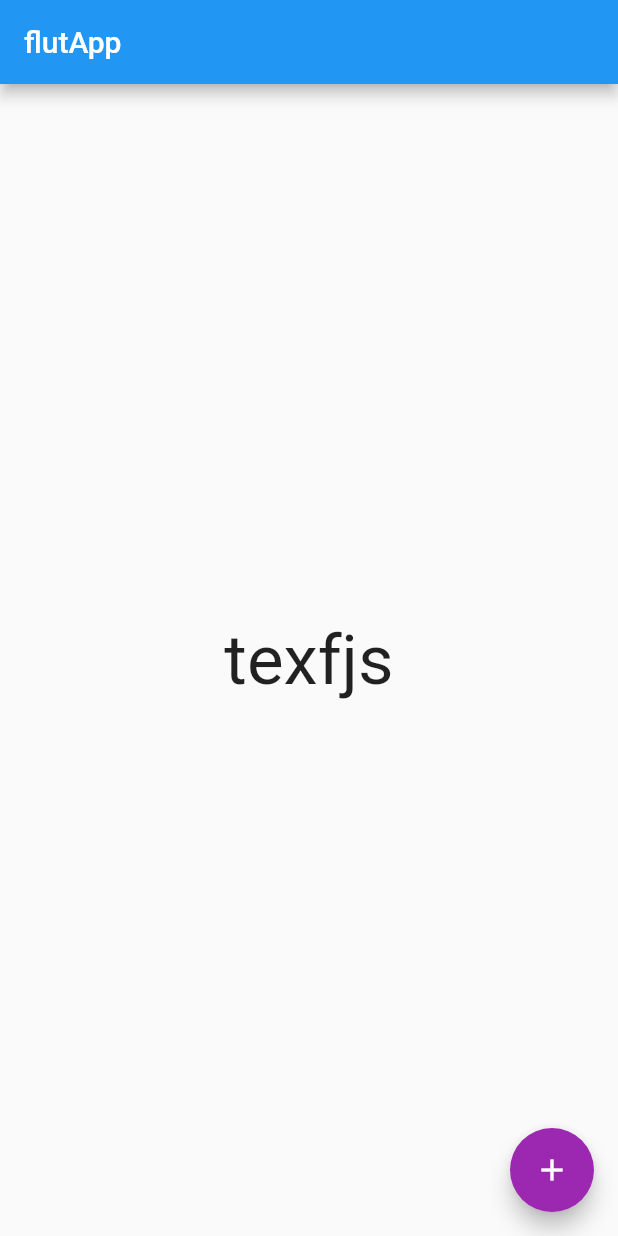
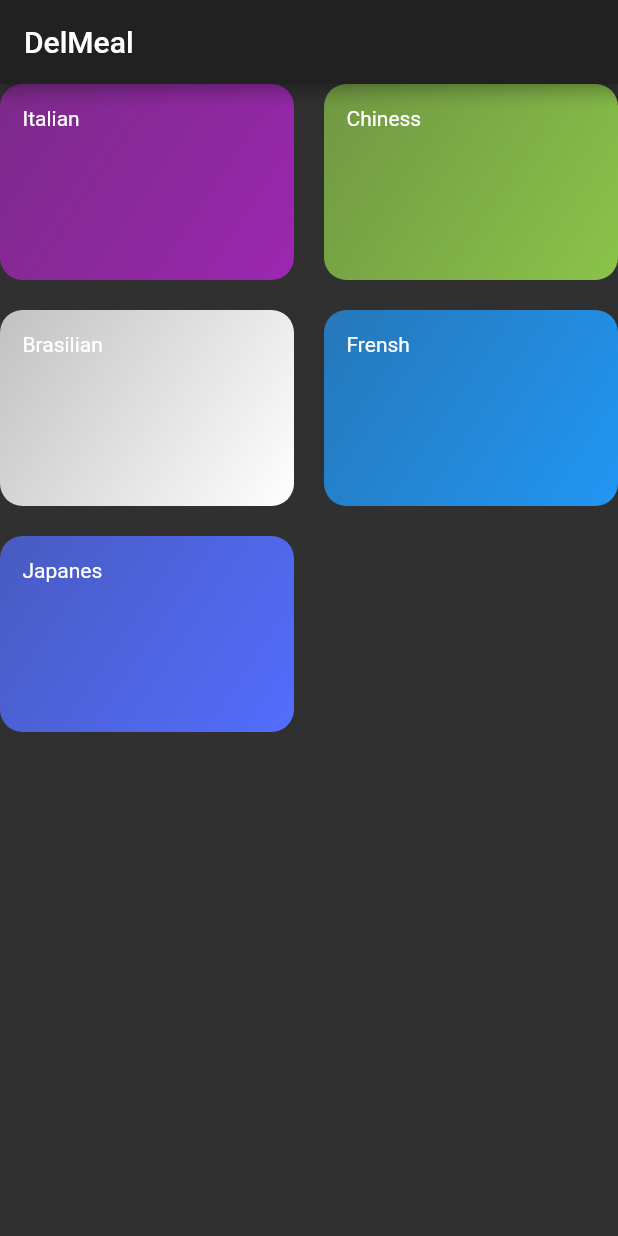
Before and after one commit to EdmaryBaga/flutr_app, a Flutter app: the screen it shows after launch, on a phone screen of 412 x 824 dp. Run offline on Flutter 3.47's test engine with Material 2 defaults, Android fonts, the phone set to English and light mode, and no system bars.

Commit message:
Se agrego un gridView en el archivo categoriesScreen, y cada item te lleva a otra vista por medio del Navigator.of.push

```diff
--- /dev/null
+++ b/FlutterApps/flutr_app/lib/src/MyApp.dart
@@ -0,0 +1,20 @@
+import 'package:flutter/material.dart';
+
+class MyApp extends StatefulWidget {
+  @override
+  _MyAppState createState() => _MyAppState();
+}
+
+class _MyAppState extends State<MyApp> {
+  @override
+  Widget build(BuildContext context) {
+    return Scaffold(
+      appBar: AppBar(
+        title: Text("DeliMeals"),
+      ),
+      body: Center(
+        child: Text("Navigation Time!! "),
+      ),
+    );
+  }
+}
--- /dev/null
+++ b/FlutterApps/flutr_app/lib/src/Widget/category_item.dart
@@ -0,0 +1,39 @@
+import 'package:flutr_app/src/Widget/category_meals_screen.dart';
+import 'package:flutter/material.dart';
+
+class CategoryItem extends StatelessWidget {
+
+  final String title;
+  final Color color;
+
+  CategoryItem(this.title, this.color);
+
+  void selectedCategory(BuildContext ctx){
+    Navigator.of(ctx).push(MaterialPageRoute(
+      builder: (_) {
+        return CategoryMealsScreen();
+      }
+    ));
+  }
+
+  @override
+  Widget build(BuildContext context) {
+    return InkWell( //inkwell le da un efecto de onda
+      onTap: () =>selectedCategory(context) ,
+      splashColor: Theme.of(context).primaryColor,
+      borderRadius: BorderRadius.circular(15),
+      child: Container(
+        padding: const EdgeInsets.all(15),
+        child: Text(title),
+        decoration: BoxDecoration(
+          gradient: LinearGradient(colors: [color.withOpacity(0.7),
+            color,],
+            begin: Alignment.topLeft,
+            end: Alignment.bottomRight,
+          ),
+          borderRadius: BorderRadius.circular(15),//agregamos exquinas redondas
+        ),
+      ),
+    ) ;
+  }
+}
--- /dev/null
+++ b/FlutterApps/flutr_app/lib/src/categories_screen.dart
@@ -0,0 +1,32 @@
+import 'package:flutter/material.dart';
+
+import './data/dummy_data.dart';
+import './Widget/category_item.dart';
+
+class CategoriesScreen extends StatefulWidget {
+  @override
+  _CategoriesScreenState createState() => _CategoriesScreenState();
+}
+
+class _CategoriesScreenState extends State<CategoriesScreen> {
+  @override
+  Widget build(BuildContext context) {
+    return Scaffold(
+      appBar: AppBar(
+        title: const Text("DelMeal"),
+      ),
+      body: GridView(
+        //pasamos los datos que se pasaran en el grindView
+        children: DUMMY_CATEGORIES.map((catData) => CategoryItem(
+          catData.title,
+          catData.color,
+        )).toList () ,
+        gridDelegate: SliverGridDelegateWithMaxCrossAxisExtent(maxCrossAxisExtent: 200,
+          childAspectRatio: 3/2, //indicamos cuantas columnas y filas tendra
+          //Las siguientes dos lineas indoican el ancho y alto de cada item
+          crossAxisSpacing: 20,
+          mainAxisSpacing: 20,),
+      ),
+    );
+  }
+}
--- /dev/null
+++ b/FlutterApps/flutr_app/lib/src/data/dummy_data.dart
@@ -0,0 +1,30 @@
+import 'package:flutr_app/src/models/category.dart';
+import 'package:flutter/material.dart';
+
+const DUMMY_CATEGORIES = const[
+  const Category(
+    id: 'c1',
+    title: 'Italian',
+    color: Colors.purple,
+  ),
+  const Category(
+    id: 'c2',
+    title: 'Chiness',
+    color: Colors.lightGreen,
+  ),
+  const Category(
+    id: 'c3',
+    title: 'Brasilian',
+    color: Colors.white,
+  ),
+  const Category(
+    id: 'c4',
+    title: 'Frensh',
+    color: Colors.blue,
+  ),
+  const Category(
+    id: 'c5',
+    title: 'Japanes',
+    color: Colors.indigoAccent,
+  ),
+];
```
Also changed, not shown: FlutterApps/flutr_app/lib/main.dart (+8 -24 lines), FlutterApps/flutr_app/lib/src/Widget/category_meals_screen.dart (added, +15 -0 lines), FlutterApps/flutr_app/lib/src/models/category.dart (added, +15 -0 lines).
